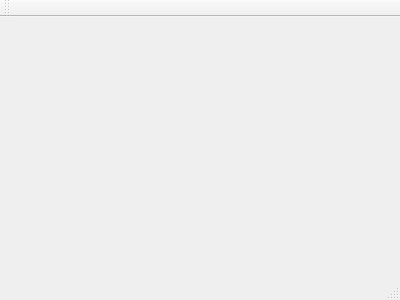
Qt form ManagerSystem/managersystem.ui (radtek/manager) before a commit.
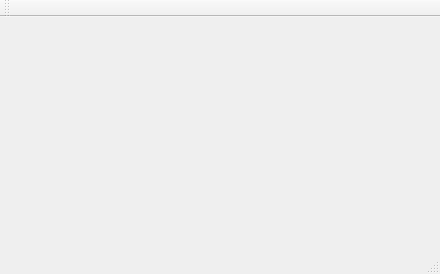
The same form after that commit. Icons and pictures are not drawn.

The edit to the form file:
```diff
--- a/ManagerSystem/managersystem.ui
+++ b/ManagerSystem/managersystem.ui
@@ -6,8 +6,8 @@
    <rect>
     <x>0</x>
     <y>0</y>
-    <width>400</width>
-    <height>300</height>
+    <width>440</width>
+    <height>274</height>
    </rect>
   </property>
   <property name="windowTitle">
```
Left out of the diff: 2 changed lines with no effect on the pictures.
